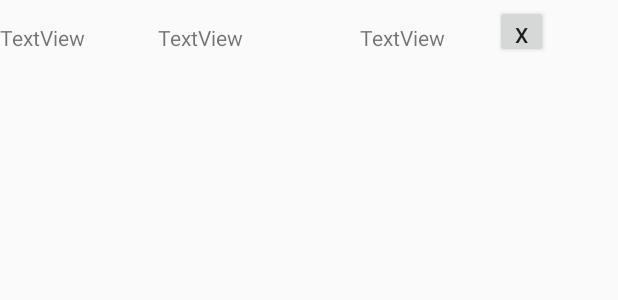
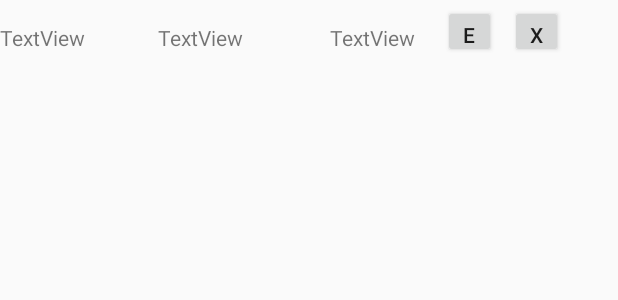
Before and after one commit to younghuang97/Expired, an Android app: the layout itemview.xml on its own in the app's theme, with its tools: preview values and no code run, on a phone screen of 412 x 824 dp. Shown: the top 300 px of the screen. Run offline under Robolectric (Android 15) with nearby library versions, the phone set to English and light mode, and no system bars.

Commit message:
Fixed a string comparison error and added the edit button.

```diff
--- a/main/app/src/main/java/com/example/thele/expired/AddActivity.java
+++ b/main/app/src/main/java/com/example/thele/expired/AddActivity.java
@@ -41,7 +41,7 @@ public class AddActivity extends AppCompatActivity {
             Toast toast = Toast.makeText(this, "2", Toast.LENGTH_SHORT);
             toast.show();
         }
-        else if (!storageType.equals("fridge") && !storageType.equals("freezer") && !storageType.equals("misc")) {
+        else if (!storageType.equals("fridge") && !storageType.equals("freeze") && !storageType.equals("freezer") && !storageType.equals("misc")) {
             //Display a toast or something "Please enter a valid storage type or enter "misc"."
             Toast toast = Toast.makeText(this, storageType, Toast.LENGTH_SHORT);
             toast.show();
--- a/main/app/src/main/res/layout/itemview.xml
+++ b/main/app/src/main/res/layout/itemview.xml
@@ -30,18 +30,24 @@
         android:layout_width="wrap_content"
         android:layout_height="wrap_content"
         android:text="TextView"
-        android:layout_marginLeft="240dp"
+        android:layout_marginLeft="220dp"
         android:layout_alignBaseline="@+id/expdate"
         android:layout_alignBottom="@+id/expdate" />
+    <Button
+        android:id="@+id/buttonedit"
+        android:layout_width="35dp"
+        android:layout_height="35dp"
+        android:text="E"
+        android:layout_alignParentTop="true"
+        android:layout_marginLeft="295dp"
+        android:layout_marginTop="3dp" />
 
     <Button
-        android:id="@+id/button"
+        android:id="@+id/buttonx"
         android:layout_width="35dp"
         android:layout_height="35dp"
         android:text="X"
         android:layout_alignParentTop="true"
-        android:layout_marginLeft="330dp"
-        android:layout_marginTop="3dp"
-        android:onClick="onButtonXClick"
- />
+        android:layout_marginLeft="340dp"
+        android:layout_marginTop="3dp" />
 </RelativeLayout>
```
Also changed, not shown: main/app/src/main/java/com/example/thele/expired/Fridge.java (+3 -4 lines), main/app/src/main/java/com/example/thele/expired/MainActivity.java (+7 -7 lines), main/app/src/main/java/com/example/thele/expired/MyAdapter.java (+9 -1 lines), 1 other file.
